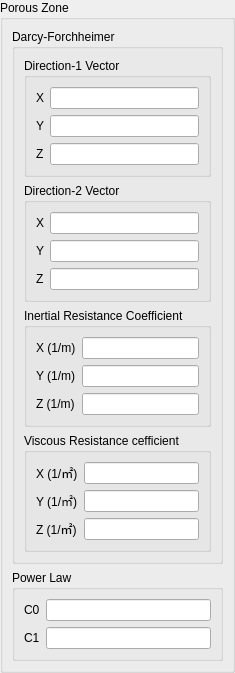
Above: view/setup/cell_zone_conditions/porous_zone_widget.ui from nextfoam/baram before the change. Below: the same form after it.
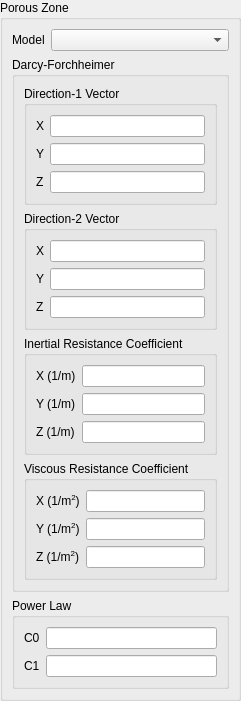
That is the form after the change.

Commit message: Implement material remove from coreDB Link CellZone Conditions menu to CoreDB

Patch:
```diff
--- a/view/setup/cell_zone_conditions/porous_zone_widget.ui
+++ b/view/setup/cell_zone_conditions/porous_zone_widget.ui
@@ -7,7 +7,7 @@
     <x>0</x>
     <y>0</y>
     <width>217</width>
-    <height>638</height>
+    <height>666</height>
    </rect>
   </property>
   <property name="windowTitle">
@@ -33,7 +33,35 @@
      </property>
      <layout class="QVBoxLayout" name="verticalLayout">
       <item>
-       <widget class="QGroupBox" name="groupBox_2">
+       <widget class="QWidget" name="widget" native="true">
+        <layout class="QFormLayout" name="formLayout_6">
+         <property name="leftMargin">
+          <number>0</number>
+         </property>
+         <property name="topMargin">
+          <number>0</number>
+         </property>
+         <property name="rightMargin">
+          <number>0</number>
+         </property>
+         <property name="bottomMargin">
+          <number>0</number>
+         </property>
+         <item row="0" column="0">
+          <widget class="QLabel" name="label">
+           <property name="text">
+            <string>Model</string>
+           </property>
+          </widget>
+         </item>
+         <item row="0" column="1">
+          <widget class="QComboBox" name="model"/>
+         </item>
+        </layout>
+       </widget>
+      </item>
+      <item>
+       <widget class="QGroupBox" name="darcyForchheimer">
         <property name="title">
          <string>Darcy-Forchheimer</string>
         </property>
@@ -158,13 +186,13 @@
          <item>
           <widget class="QGroupBox" name="groupBox_5">
            <property name="title">
-            <string>Viscous Resistance cefficient</string>
+            <string>Viscous Resistance Coefficient</string>
            </property>
            <layout class="QFormLayout" name="formLayout_4">
             <item row="0" column="0">
              <widget class="QLabel" name="label_8">
               <property name="text">
-               <string>X (1/㎡)</string>
+               <string>X (1/m&lt;sup&gt;2&lt;/sup&gt;)</string>
               </property>
              </widget>
             </item>
@@ -174,7 +202,7 @@
             <item row="1" column="0">
              <widget class="QLabel" name="label_9">
               <property name="text">
-               <string>Y (1/㎡)</string>
+               <string>Y (1/m&lt;sup&gt;2&lt;/sup&gt;)</string>
               </property>
              </widget>
             </item>
@@ -184,7 +212,7 @@
             <item row="2" column="0">
              <widget class="QLabel" name="label_10">
               <property name="text">
-               <string>Z (1/㎡)</string>
+               <string>Z (1/m&lt;sup&gt;2&lt;/sup&gt;)</string>
               </property>
              </widget>
             </item>
```
Left out of the diff: 2 changed lines with no effect on the pictures. The commit also changes 43 other files.
